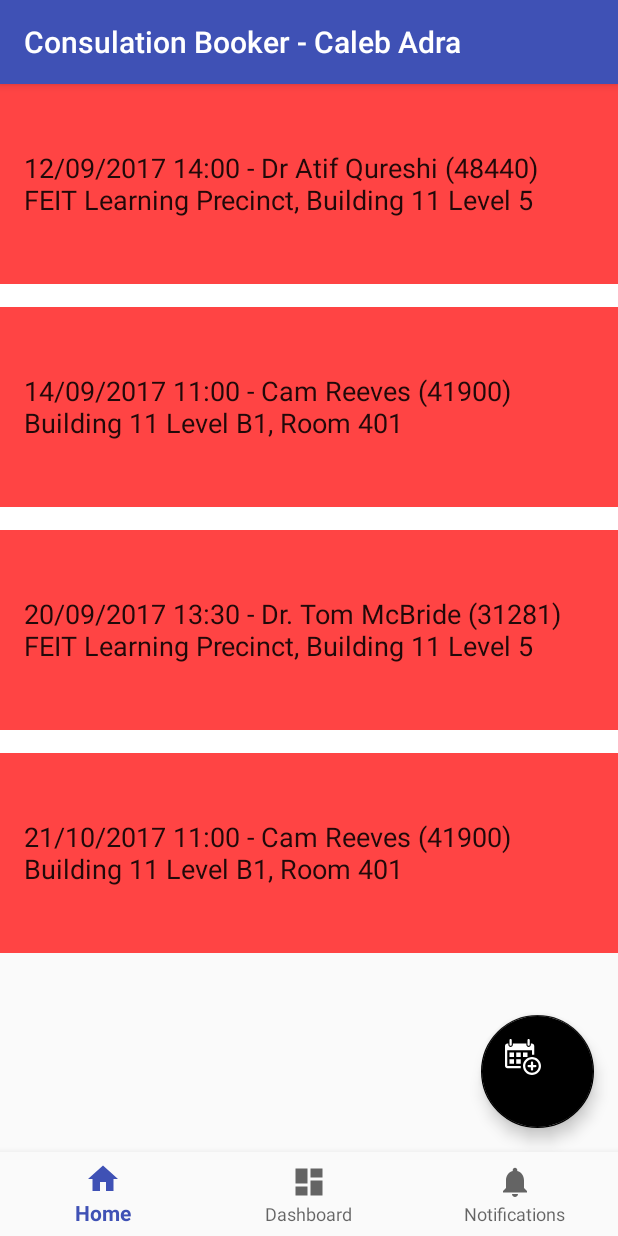
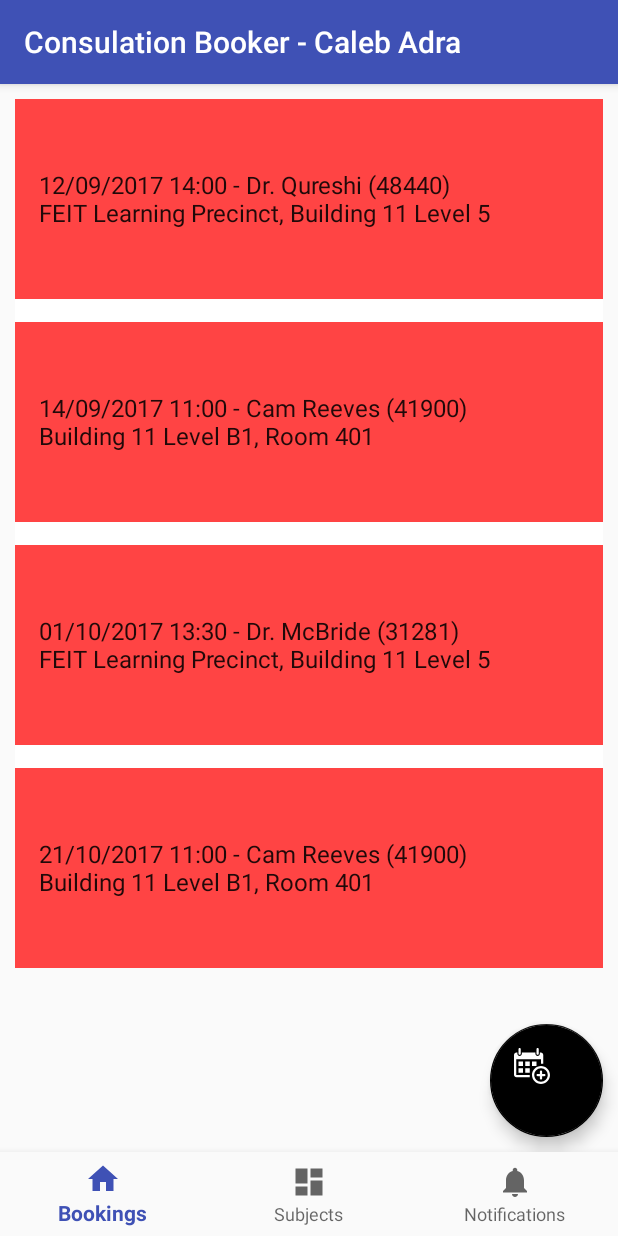
Before and after one commit to sc1122/SEPProject, an Android app: the Controller_StudentMenu screen opened directly, with no data from a screen before it, on a phone screen of 412 x 824 dp. Run offline under Robolectric (Android 15) with nearby library versions, the light colour scheme and no system bars.

Commit message:
Added classes for iteration 1, installed Firebase connection

```diff
--- a/SEPPrototype/app/build.gradle
+++ b/SEPPrototype/app/build.gradle
@@ -29,5 +29,9 @@ dependencies {
     compile 'com.android.support:design:26.+'
     compile 'com.android.support:support-vector-drawable:26.+'
     compile 'com.android.support.constraint:constraint-layout:1.0.2'
+    compile 'com.google.firebase:firebase-auth:10.0.1'
     testCompile 'junit:junit:4.12'
 }
+
+
+apply plugin: 'com.google.gms.google-services'
--- a/SEPPrototype/app/src/main/AndroidManifest.xml
+++ b/SEPPrototype/app/src/main/AndroidManifest.xml
@@ -15,7 +15,7 @@
         android:supportsRtl="true"
         android:theme="@style/AppTheme">
         <activity
-            android:name=".Authentication"
+            android:name=".Controller_Authentication"
             android:label="@string/app_name">
             <intent-filter>
                 <action android:name="android.intent.action.MAIN" />
@@ -24,10 +24,10 @@
             </intent-filter>
         </activity>
         <activity
-            android:name=".StudentMenu"
+            android:name=".Controller_StudentMenu"
             android:label="@string/title_activity_studentmenu"></activity>
         <activity
-            android:name=".MakeBooking"
+            android:name=".Controller_MakeBooking"
             android:label="@string/title_activity_makebooking"
             android:theme="@style/AppTheme.NoActionBar"></activity>
     </application>
--- a/SEPPrototype/app/src/main/java/uts/sep/tcba/sepprototype/MakeBooking.java
+++ b/SEPPrototype/app/src/main/java/uts/sep/tcba/sepprototype/Controller_MakeBooking.java
@@ -9,7 +9,7 @@ import android.util.Log;
 import android.view.View;
 import android.widget.*;
 
-public class MakeBooking extends AppCompatActivity {
+public class Controller_MakeBooking extends AppCompatActivity {
 
     @Override
     protected void onCreate(Bundle savedInstanceState) {
--- a/SEPPrototype/app/src/main/java/uts/sep/tcba/sepprototype/StudentMenu.java
+++ b/SEPPrototype/app/src/main/java/uts/sep/tcba/sepprototype/Controller_StudentMenu.java
@@ -17,7 +17,7 @@ import android.widget.AdapterView.OnItemClickListener;
 
 import java.util.ArrayList;
 
-public class StudentMenu extends AppCompatActivity{
+public class Controller_StudentMenu extends AppCompatActivity{
 
 private TextView mTextMessage;
 private ListView listView;
@@ -97,7 +97,7 @@ private ArrayAdapter adapter;
                 textView.setMinHeight(0); // Min Height
                 textView.setMinimumHeight(0); // Min Height
                 textView.setHeight(200); // Height
-                textView.setTextSize(18);
+                textView.setTextSize(16);
                 return view;
             }
         };
@@ -108,8 +108,8 @@ private ArrayAdapter adapter;
         newBookingButton = (FloatingActionButton) findViewById(R.id.newBooking);
         newBookingButton.setOnClickListener(new View.OnClickListener() {
             public void onClick(View v) {
-                Intent intent = new Intent(StudentMenu.this, MakeBooking.class);
-                intent.putExtra("caller", "StudentMenu");
+                Intent intent = new Intent(Controller_StudentMenu.this, Controller_MakeBooking.class);
+                intent.putExtra("caller", "Controller_StudentMenu");
                 startActivityForResult(intent, 1);
             }
         });
@@ -117,9 +117,9 @@ private ArrayAdapter adapter;
 
     public void populateData() {
         bookings.clear();
-        bookings.add("12/09/2017 14:00 - Dr Atif Qureshi (48440)\nFEIT Learning Precinct, Building 11 Level 5");
+        bookings.add("12/09/2017 14:00 - Dr. Qureshi (48440)\nFEIT Learning Precinct, Building 11 Level 5");
         bookings.add("14/09/2017 11:00 - Cam Reeves (41900)\nBuilding 11 Level B1, Room 401");
-        bookings.add("20/09/2017 13:30 - Dr. Tom McBride (31281)\nFEIT Learning Precinct, Building 11 Level 5");
+        bookings.add("01/10/2017 13:30 - Dr. McBride (31281)\nFEIT Learning Precinct, Building 11 Level 5");
         bookings.add("21/10/2017 11:00 - Cam Reeves (41900)\nBuilding 11 Level B1, Room 401");
         subjects.clear();
         subjects.add("Fundamentals of Security (41900)");
@@ -129,7 +129,7 @@ private ArrayAdapter adapter;
 
     @Override
     public void onBackPressed(){
-        AlertDialog alertDialog = new AlertDialog.Builder(StudentMenu.this).create();
+        AlertDialog alertDialog = new AlertDialog.Builder(Controller_StudentMenu.this).create();
         alertDialog.setTitle("Alert");
         alertDialog.setMessage("Would you like to log out?");
 
--- a/SEPPrototype/app/src/main/res/layout/activity_studentmenu.xml
+++ b/SEPPrototype/app/src/main/res/layout/activity_studentmenu.xml
@@ -6,7 +6,7 @@
     android:layout_width="match_parent"
     android:layout_height="match_parent"
     android:orientation="vertical"
-    tools:context=".StudentMenu">
+    tools:context=".Controller_StudentMenu">
 
     <FrameLayout
         android:id="@+id/content"
@@ -32,6 +32,7 @@
             android:layout_height="wrap_content"
             android:background="@color/colorAccent"
             android:divider="@android:color/background_light"
+            android:layout_margin="10dp"
             android:dividerHeight="15dp" />
 
         <include layout="@layout/content_makebooking" />
@@ -41,9 +42,7 @@
             android:layout_width="75dp"
             android:layout_height="75dp"
             android:layout_gravity="bottom|end"
-            android:layout_margin="@dimen/fab_margin"
-            android:paddingBottom="20dp"
-            android:paddingRight="20dp"
+            android:layout_margin="10dp"
             android:tint="@android:color/background_light"
             app:backgroundTint="@android:color/black"
             app:fabSize="normal"
--- a/SEPPrototype/app/src/main/res/layout/content_makebooking.xml
+++ b/SEPPrototype/app/src/main/res/layout/content_makebooking.xml
@@ -5,7 +5,7 @@
     android:layout_width="match_parent"
     android:layout_height="match_parent"
     app:layout_behavior="@string/appbar_scrolling_view_behavior"
-    tools:context="uts.sep.tcba.sepprototype.MakeBooking"
+    tools:context="uts.sep.tcba.sepprototype.Controller_MakeBooking"
     tools:showIn="@layout/activity_makebooking">
 
 </android.support.constraint.ConstraintLayout>
--- a/SEPPrototype/app/src/main/res/values/strings.xml
+++ b/SEPPrototype/app/src/main/res/values/strings.xml
@@ -10,12 +10,10 @@
     <string name="error_invalid_password">This password is too short</string>
     <string name="error_incorrect_password">This password is incorrect</string>
     <string name="error_field_required">This field is required</string>
-    <string name="permission_rationale">"Contacts permissions are needed for providing email
-        completions."
-    </string>
+    <string name="permission_rationale">"Contacts permissions are needed for providing email completions."</string>
     <string name="title_activity_studentmenu">Consulation Booker - Caleb Adra</string>
-    <string name="title_home">Home</string>
-    <string name="title_dashboard">Dashboard</string>
+    <string name="title_home">Bookings</string>
+    <string name="title_dashboard">Subjects</string>
     <string name="title_notifications">Notifications</string>
     <string name="home_placeholder">No bookings to show</string>
     <string name="subjects_placeholder">Not enrolled in any subjects</string>
--- a/SEPPrototype/build.gradle
+++ b/SEPPrototype/build.gradle
@@ -9,6 +9,7 @@ buildscript {
 
         // NOTE: Do not place your application dependencies here; they belong
         // in the individual module build.gradle files
+        classpath 'com.google.gms:google-services:3.0.0'
     }
 }
 
```
Also changed, not shown: SEPPrototype/app/src/main/java/uts/sep/tcba/sepprototype/AuthenticateUser.java (added, +11 -0 lines), SEPPrototype/app/src/main/java/uts/sep/tcba/sepprototype/Controller_Authentication.java (renamed from SEPPrototype/app/src/main/java/uts/sep/tcba/sepprototype/Authentication.java, +7 -5 lines), SEPPrototype/app/src/main/java/uts/sep/tcba/sepprototype/FileInput.java (deleted, +0 -54 lines), SEPPrototype/app/src/main/java/uts/sep/tcba/sepprototype/Student.java (added, +21 -0 lines), SEPPrototype/app/src/main/java/uts/sep/tcba/sepprototype/Tutor.java (added, +21 -0 lines), SEPPrototype/app/src/main/java/uts/sep/tcba/sepprototype/User.java (added, +43 -0 lines), SEPPrototype/app/src/main/res/layout/activity_authentication.xml (+4 -5 lines), SEPPrototype/app/src/main/res/layout/activity_makebooking.xml (+11 -11 lines), 1 other file.
